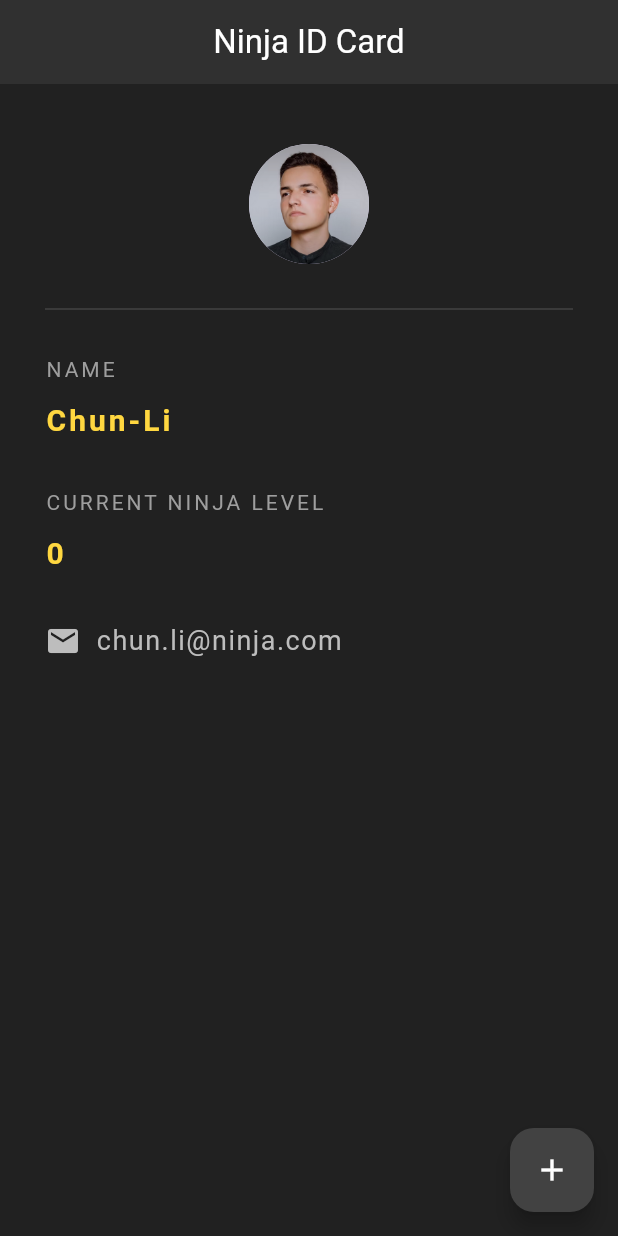
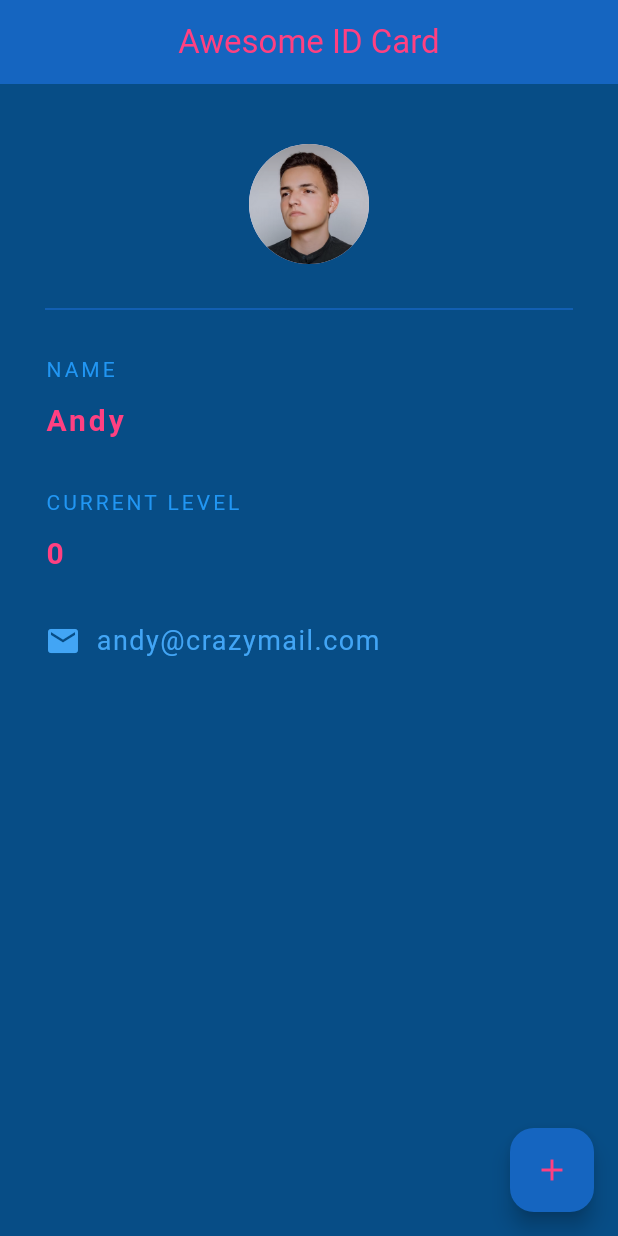
Before and after one commit to AleksHodur/FlutterIDCard, a Flutter app: the screen it shows after launch, on a phone screen of 412 x 824 dp. Run offline on Flutter 3.47's test engine with Material 3 defaults, Android fonts, the phone set to English and light mode, and no system bars.

Commit message:
changing style

```diff
--- a/lib/main.dart
+++ b/lib/main.dart
@@ -20,14 +20,14 @@ class _NinjaCardState extends State<NinjaCard> {
   @override
   Widget build(BuildContext context) {
     return Scaffold(
-      backgroundColor: Colors.grey[900],
+      backgroundColor: Color.fromARGB(255, 7, 77, 134),
       appBar: AppBar(
-        title: Text('Ninja ID Card',
+        title: Text('Awesome ID Card',
         style: TextStyle(
-          color: Colors.white,
+          color: Colors.pinkAccent,
         ),),
         centerTitle: true,
-        backgroundColor: Colors.grey[850],
+        backgroundColor: Colors.blue[800],
         elevation: 0.0, //deleting shadow
       ),
       floatingActionButton: FloatingActionButton(
@@ -38,9 +38,9 @@ class _NinjaCardState extends State<NinjaCard> {
         },
         child: Icon(
           Icons.add,
-          color: Colors.white,
+          color: Colors.pinkAccent[200],
         ),
-        backgroundColor: Colors.grey[800],
+        backgroundColor: Colors.blue[800],
       ),
       body: Padding(
         padding: EdgeInsets.fromLTRB(30.0, 40.0, 30.0, 0.0),
@@ -55,20 +55,20 @@ class _NinjaCardState extends State<NinjaCard> {
             ),
             Divider(
               height: 60.0, //the space between
-              color: Colors.grey[800],
+              color: Colors.blue[800],
             ),
             Text(
               'NAME',
               style: TextStyle(
-                color: Colors.grey,
+                color: Colors.blue,
                 letterSpacing: 2.0,
               ),
             ),
             SizedBox(height: 10.0),
             Text(
-              'Chun-Li',
+              'Andy',
               style: TextStyle(
-                color: Colors.amberAccent[200],
+                color: Colors.pinkAccent[200],
                 letterSpacing: 2.0,
                 fontSize: 20.0,
                 fontWeight: FontWeight.bold,
@@ -76,9 +76,9 @@ class _NinjaCardState extends State<NinjaCard> {
             ),
             SizedBox(height: 30.0),
             Text(
-              'CURRENT NINJA LEVEL',
+              'CURRENT LEVEL',
               style: TextStyle(
-                color: Colors.grey,
+                color: Colors.blue,
                 letterSpacing: 2.0,
               ),
             ),
@@ -86,7 +86,7 @@ class _NinjaCardState extends State<NinjaCard> {
             Text(
               '$ninjaLevel',
               style: TextStyle(
-                color: Colors.amberAccent[200],
+                color: Colors.pinkAccent[200],
                 letterSpacing: 2.0,
                 fontSize: 20.0,
                 fontWeight: FontWeight.bold,
@@ -97,13 +97,13 @@ class _NinjaCardState extends State<NinjaCard> {
               children: [
                 Icon(
                   Icons.email,
-                  color: Colors.grey[400],
+                  color: Colors.blue[400],
                 ),
                 SizedBox(width: 10.0),
                 Text(
-                  'chun.li@ninja.com',
+                  'andy@crazymail.com',
                   style: TextStyle(
-                    color: Colors.grey[400],
+                    color: Colors.blue[400],
                     fontSize: 18.0,
                     letterSpacing: 1.0,
                   )
```
